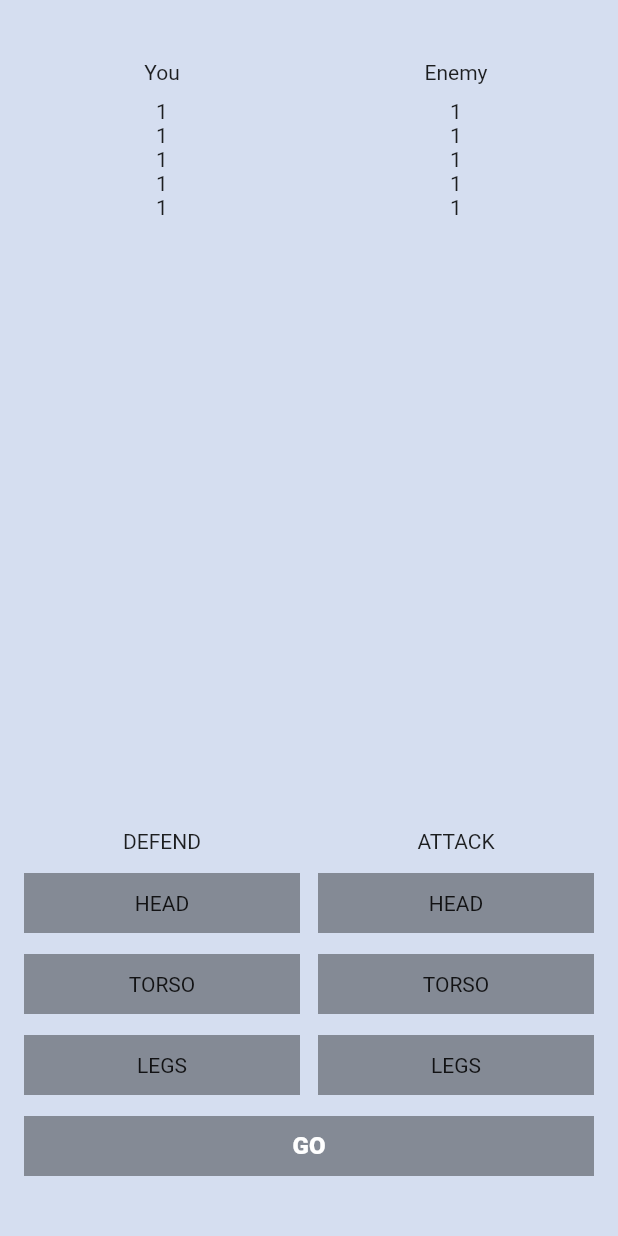
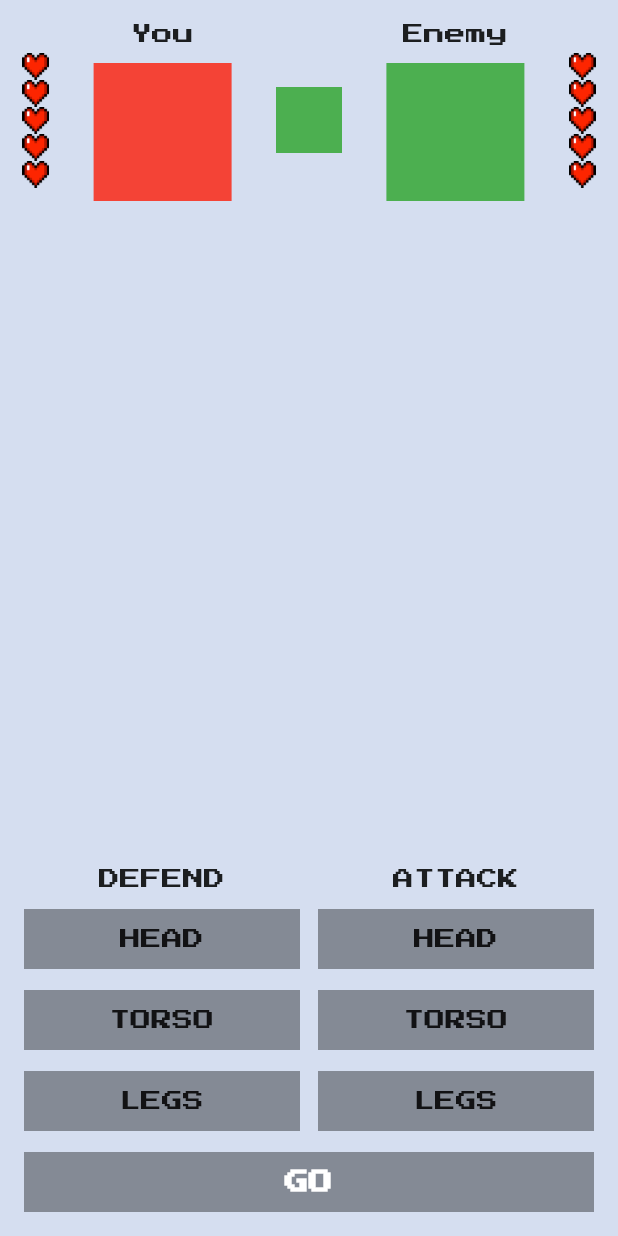
Before and after one commit to 77thecoder/skillbranch_flutter_fight_club, a Flutter app: the screen it shows after launch, on a phone screen of 412 x 824 dp. Run offline on Flutter 3.47's test engine with Material 2 defaults, Android fonts, the phone set to English and light mode, and no system bars; our stand-ins replace google_fonts.

Commit message:
ДЗ начало

```diff
--- /dev/null
+++ b/lib/fight_club_icons.dart
@@ -0,0 +1,6 @@
+class FightClubIcons {
+  FightClubIcons._();
+
+  static const heartFull = 'assets/icons/heart-full.png';
+  static const heartEmpty = 'assets/icons/heart-empty.png';
+}
--- a/lib/main.dart
+++ b/lib/main.dart
@@ -1,4 +1,9 @@
+import 'dart:math';
+
 import 'package:flutter/material.dart';
+import 'package:flutter/painting.dart';
+import 'package:flutter_fight_club/fight_club_icons.dart';
+import 'package:google_fonts/google_fonts.dart';
 
 void main() {
   runApp(MyApp());
@@ -10,6 +15,11 @@ class MyApp extends StatelessWidget {
   @override
   Widget build(BuildContext context) {
     return MaterialApp(
+      theme: ThemeData(
+        textTheme: GoogleFonts.pressStart2pTextTheme(
+          Theme.of(context).textTheme,
+        ),
+      ),
       home: MyHomePage(),
     );
   }
@@ -19,139 +29,137 @@ class MyHomePage extends StatefulWidget {
   const MyHomePage({Key? key}) : super(key: key);
 
   @override
-  _MyHomePageState createState() => _MyHomePageState();
+  MyHomePageState createState() => MyHomePageState();
 }
 
-class _MyHomePageState extends State<MyHomePage> {
+class MyHomePageState extends State<MyHomePage> {
+  static const maxLives = 5;
+
   BodyPart? defendingBodyPart;
   BodyPart? attackingBodyPart;
+
+  BodyPart whatEnemyAttacks = BodyPart.random();
+  BodyPart whatEnemyDefends = BodyPart.random();
+
+  int yourLives = maxLives;
+  int enemysLives = maxLives;
 
   @override
   Widget build(BuildContext context) {
     return Scaffold(
       backgroundColor: const Color.fromRGBO(213, 222, 240, 1),
-      body: Column(
-        children: [
-          const SizedBox(height: 40),
-          Row(
-            children: [
-              const SizedBox(width: 16),
-              Expanded(
-                child: Center(
+      body: SafeArea(
         child: Column(
           children: [
-                      Text("You"),
-                      const SizedBox(height: 10),
-                      Text("1"),
-                      Text("1"),
-                      Text("1"),
-                      Text("1"),
-                      Text("1"),
+            FightersInfo(
+              maxLivesCount: maxLives,
+              yourLivesCount: yourLives,
+              enemysLivesCount: enemysLives,
+            ),
+            Expanded(child: const SizedBox()),
+            ControlsWidget(
+              defendingBodyPart: defendingBodyPart,
+              selectDefendingBodyPart: _selectDefendingBodyPart,
+              attackingBodyPart: attackingBodyPart,
+              selectAttackingBodyPart: _selectAttackingBodyPart,
+            ),
+            const SizedBox(height: 14),
+            GoButton(
+              text:
+                  yourLives == 0 || enemysLives == 0 ? "Start new game" : "Go",
+              onTap: _onGoButtonClicked,
+              color: _getGoButtonColor(),
+            ),
+            const SizedBox(height: 16),
           ],
         ),
       ),
-              ),
-              const SizedBox(width: 12),
-              Expanded(
-                child: Center(
-                  child: Column(
-                    children: [
-                      Text("Enemy"),
-                      const SizedBox(height: 10),
-                      Text("1"),
-                      Text("1"),
-                      Text("1"),
-                      Text("1"),
-                      Text("1"),
-                    ],
-                  ),
-                ),
-              ),
-              const SizedBox(width: 16),
-            ],
-          ),
-          Expanded(
-            child: SizedBox(),
-          ),
-          Row(
-            mainAxisAlignment: MainAxisAlignment.center,
-            children: [
-              const SizedBox(width: 16),
-              Expanded(
-                child: Column(
-                  children: [
-                    Text(
-                      'Defend'.toUpperCase(),
-                    ),
-                    const SizedBox(height: 13),
-                    BodyPartButton(
-                      bodyPart: BodyPart.head,
-                      selected: defendingBodyPart == BodyPart.head,
-                      bodyPartSetter: _selectDefendingBodyPart,
-                    ),
-                    const SizedBox(height: 14),
-                    BodyPartButton(
-                      bodyPart: BodyPart.torso,
-                      selected: defendingBodyPart == BodyPart.torso,
-                      bodyPartSetter: _selectDefendingBodyPart,
-                    ),
-                    const SizedBox(height: 14),
-                    BodyPartButton(
-                      bodyPart: BodyPart.legs,
-                      selected: defendingBodyPart == BodyPart.legs,
-                      bodyPartSetter: _selectDefendingBodyPart,
-                    ),
-                  ],
-                ),
-              ),
-              const SizedBox(width: 12),
-              Expanded(
-                child: Column(
-                  children: [
-                    Text(
-                      'Attack'.toUpperCase(),
-                    ),
-                    const SizedBox(height: 13),
-                    BodyPartButton(
-                      bodyPart: BodyPart.head,
-                      selected: attackingBodyPart == BodyPart.head,
-                      bodyPartSetter: _selectAttackingBodyPart,
-                    ),
-                    const SizedBox(height: 14),
-                    BodyPartButton(
-                      bodyPart: BodyPart.torso,
-                      selected: attackingBodyPart == BodyPart.torso,
-                      bodyPartSetter: _selectAttackingBodyPart,
-                    ),
-                    const SizedBox(height: 14),
-                    BodyPartButton(
-                      bodyPart: BodyPart.legs,
-                      selected: attackingBodyPart == BodyPart.legs,
-                      bodyPartSetter: _selectAttackingBodyPart,
-                    ),
-                  ],
-                ),
-              ),
-              const SizedBox(width: 16),
-            ],
-          ),
-          const SizedBox(height: 14),
-          Row(
-            children: [
-              SizedBox(width: 16),
-              Expanded(
+    );
+  }
+
+  Color _getGoButtonColor() {
+    if (yourLives == 0 || enemysLives == 0) {
+      return const Color.fromRGBO(0, 0, 0, 0.87);
+    } else if (attackingBodyPart == null || defendingBodyPart == null) {
+      return Colors.black38;
+    } else {
+      return const Color.fromRGBO(0, 0, 0, 0.87);
+    }
+  }
+
+  void _onGoButtonClicked() {
+    if (yourLives == 0 || enemysLives == 0) {
+      setState(() {
+        yourLives = maxLives;
+        enemysLives = maxLives;
+      });
+    } else if (attackingBodyPart != null || defendingBodyPart != null) {
+      setState(() {
+        final bool enemyLoseLife = attackingBodyPart != whatEnemyDefends;
+        final bool youLoseLife = defendingBodyPart != whatEnemyAttacks;
+
+        if (enemyLoseLife) {
+          enemysLives -= 1;
+        }
+
+        if (youLoseLife) {
+          yourLives -= 1;
+        }
+
+        whatEnemyDefends = BodyPart.random();
+        whatEnemyAttacks = BodyPart.random();
+        attackingBodyPart = null;
+        defendingBodyPart = null;
+      });
+    }
+  }
+
+  void _selectDefendingBodyPart(final BodyPart value) {
+    if (yourLives == 0 || enemysLives == 0) {
+      return;
+    }
+
+    setState(() {
+      defendingBodyPart = value;
+    });
+  }
+
+  void _selectAttackingBodyPart(final BodyPart value) {
+    if (yourLives == 0 || enemysLives == 0) {
+      return;
+    }
+
+    setState(() {
+      attackingBodyPart = value;
+    });
+  }
+}
+
+class GoButton extends StatelessWidget {
+  final String text;
+  final VoidCallback onTap;
+  final Color color;
+
+  const GoButton({
+    Key? key,
+    required this.text,
+    required this.onTap,
+    required this.color,
+  }) : super(key: key);
+
+  @override
+  Widget build(BuildContext context) {
+    return Padding(
+      padding: const EdgeInsets.symmetric(horizontal: 16),
+      child: GestureDetector(
+        onTap: onTap,
         child: SizedBox(
           height: 40,
-                  child: GestureDetector(
-                    onTap: () => _clearSelectedButton(),
           child: ColoredBox(
-                      color:
-                          defendingBodyPart == null || attackingBodyPart == null
-                              ? Colors.black38
-                              : Color.fromRGBO(0, 0, 0, 0.87),
+            color: color,
             child: Center(
               child: Text(
-                          "Go".toUpperCase(),
+                text.toUpperCase(),
                 style: TextStyle(
                   fontWeight: FontWeight.w900,
                   fontSize: 16,
@@ -162,35 +170,179 @@ class _MyHomePageState extends State<MyHomePage> {
           ),
         ),
       ),
+    );
+  }
+}
+
+class FightersInfo extends StatelessWidget {
+  final int maxLivesCount;
+  final int yourLivesCount;
+  final int enemysLivesCount;
+
+  const FightersInfo({
+    Key? key,
+    required this.maxLivesCount,
+    required this.yourLivesCount,
+    required this.enemysLivesCount,
+  }) : super(key: key);
+
+  @override
+  Widget build(BuildContext context) {
+    return SizedBox(
+      height: 160,
+      child: Row(
+        mainAxisAlignment: MainAxisAlignment.spaceAround,
+        children: [
+          LivesWidget(
+            overallLivesCount: maxLivesCount,
+            currentLivesCount: yourLivesCount,
           ),
-              const SizedBox(width: 16),
+          Column(
+            children: const [
+              SizedBox(height: 16),
+              Text("You"),
+              SizedBox(height: 12),
+              ColoredBox(
+                color: Colors.red,
+                child: SizedBox(height: 92, width: 92),
+              ),
             ],
           ),
-          const SizedBox(height: 40),
+          ColoredBox(
+            color: Colors.green,
+            child: SizedBox(height: 44, width: 44),
+          ),
+          Column(
+            children: const [
+              SizedBox(height: 16),
+              Text("Enemy"),
+              SizedBox(height: 12),
+              ColoredBox(
+                color: Colors.green,
+                child: SizedBox(height: 92, width: 92),
+              ),
+            ],
+          ),
+          LivesWidget(
+            overallLivesCount: maxLivesCount,
+            currentLivesCount: enemysLivesCount,
+          ),
         ],
       ),
     );
   }
-
-  void _selectDefendingBodyPart(final BodyPart value) {
-    setState(() {
-      defendingBodyPart = value;
-    });
 }
 
-  void _selectAttackingBodyPart(final BodyPart value) {
-    setState(() {
-      attackingBodyPart = value;
-    });
+class ControlsWidget extends StatelessWidget {
+  final BodyPart? defendingBodyPart;
+  final ValueSetter<BodyPart> selectDefendingBodyPart;
+  final BodyPart? attackingBodyPart;
+  final ValueSetter<BodyPart> selectAttackingBodyPart;
+
+  const ControlsWidget({
+    Key? key,
+    required this.defendingBodyPart,
+    required this.selectDefendingBodyPart,
+    required this.attackingBodyPart,
+    required this.selectAttackingBodyPart,
+  }) : super(key: key);
+
+  @override
+  Widget build(BuildContext context) {
+    return Row(
+      mainAxisAlignment: MainAxisAlignment.center,
+      children: [
+        const SizedBox(width: 16),
+        Expanded(
+          child: Column(
+            children: [
+              Text("Defend".toUpperCase()),
+              const SizedBox(height: 13),
+              BodyPartButton(
+                bodyPart: BodyPart.head,
+                selected: defendingBodyPart == BodyPart.head,
+                bodyPartSetter: selectDefendingBodyPart,
+              ),
+              const SizedBox(height: 14),
+              BodyPartButton(
+                bodyPart: BodyPart.torso,
+                selected: defendingBodyPart == BodyPart.torso,
+                bodyPartSetter: selectDefendingBodyPart,
+              ),
+              const SizedBox(height: 14),
+              BodyPartButton(
+                bodyPart: BodyPart.legs,
+                selected: defendingBodyPart == BodyPart.legs,
+                bodyPartSetter: selectDefendingBodyPart,
+              ),
+            ],
+          ),
+        ),
+        const SizedBox(width: 12),
+        Expanded(
+          child: Column(
+            children: [
+              Text("Attack".toUpperCase()),
+              const SizedBox(height: 13),
+              BodyPartButton(
+                bodyPart: BodyPart.head,
+                selected: attackingBodyPart == BodyPart.head,
+                bodyPartSetter: selectAttackingBodyPart,
+              ),
+              const SizedBox(height: 14),
+              BodyPartButton(
+                bodyPart: BodyPart.torso,
+                selected: attackingBodyPart == BodyPart.torso,
+                bodyPartSetter: selectAttackingBodyPart,
+              ),
+              const SizedBox(height: 14),
+              BodyPartButton(
+                bodyPart: BodyPart.legs,
+                selected: attackingBodyPart == BodyPart.legs,
+                bodyPartSetter: selectAttackingBodyPart,
+              ),
+            ],
+          ),
+        ),
+        const SizedBox(width: 16),
+      ],
+    );
+  }
 }
 
-  void _clearSelectedButton() {
-    if (attackingBodyPart != null && defendingBodyPart != null) {
-      setState(() {
-        defendingBodyPart = null;
-        attackingBodyPart = null;
-      });
+class LivesWidget extends StatelessWidget {
+  final int overallLivesCount;
+  final int currentLivesCount;
+
+  const LivesWidget({
+    Key? key,
+    required this.overallLivesCount,
+    required this.currentLivesCount,
+  })  : assert(overallLivesCount >= 1),
+        assert(currentLivesCount >= 0),
+        assert(currentLivesCount <= overallLivesCount),
+        super(key: key);
+
+  @override
+  Widget build(BuildContext context) {
+    return Column(
+      mainAxisSize: MainAxisSize.min,
+      children: List.generate(overallLivesCount, (index) {
+        if (index < currentLivesCount) {
+          return Image.asset(
+            FightClubIcons.heartFull,
+            width: 18,
+            height: 18,
+          );
+        } else {
+          return Image.asset(
+            FightClubIcons.heartEmpty,
+            width: 18,
+            height: 18,
+          );
         }
+      })
+    );
   }
 }
 
@@ -206,6 +358,12 @@ class BodyPart {
   @override
   String toString() {
     return 'BodyPart{name: $name}';
+  }
+
+  static const List<BodyPart> _values = [head, torso, legs];
+
+  static BodyPart random() {
+    return _values[Random().nextInt(_values.length)];
   }
 }
 
```
Also changed, not shown: pubspec.yaml (+5 -53 lines), assets/icons/heart-empty.png (added), assets/icons/heart-full.png (added), assets/images/enemy-avatar.png (added), assets/images/you-avatar.png (added), google_fonts/PressStart2P-Regular.ttf (added), pubspec.lock. Lines whose indentation alone changed are shown as unchanged.
